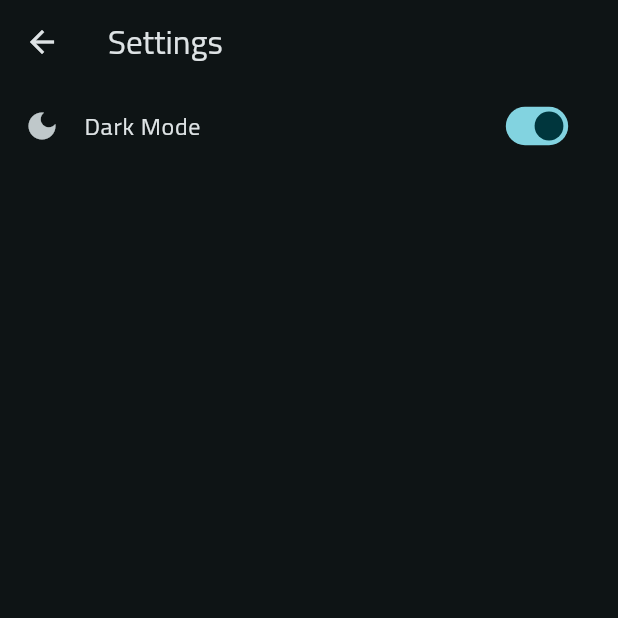
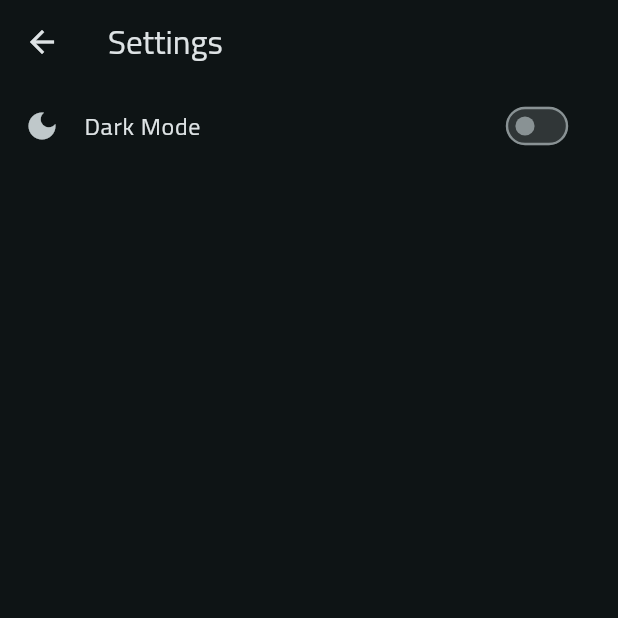
Before and after one commit to Empitrix/mosfet_app, a Flutter app: the SettingsPage screen opened directly, after a tap on "Dark Mode", on a phone screen of 412 x 824 dp, the top half of it. Run offline on Flutter 3.47's test engine with Material 2 defaults, Android fonts, the phone set to English and light mode, and no system bars; our stand-ins replace internet_connection_checker, permission_handler, shimmer; statements that could not run were skipped.

Commit message:
Fixed the items color bug

```diff
--- a/lib/views/settings_page.dart
+++ b/lib/views/settings_page.dart
@@ -52,11 +52,14 @@
 							icon: const Icon(Icons.dark_mode),
 							value: dMode,
 							onChange: (bool value){
-								setState(() {dMode = value;});
 								Provider.of<ProviderManager>(context, listen: false).changeTheme(
-									dMode ? ThemeMode.dark : ThemeMode.light);
+									value ? ThemeMode.dark : ThemeMode.light);
 								// Update on database
-								database.updateTheme(dMode ? ThemeMode.dark : ThemeMode.light);
+								database.updateTheme(value ? ThemeMode.dark : ThemeMode.light);
+								Future.microtask((){
+									print("called !");
+									setState(() { dMode = value; });
+								});
 							}
 						),
 					],
```
Also changed, not shown: lib/components/news_item.dart (+10 -14 lines), lib/views/home_page.dart (+18 -18 lines).
